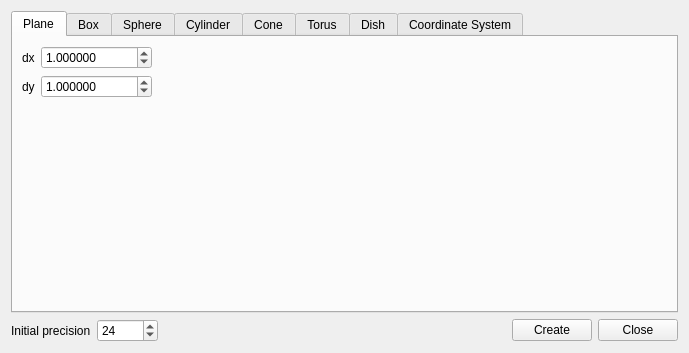
The window that qCC/ui_templates/primitiveFactoryDlg.ui (CloudCompare/CloudCompare) describes before a commit, drawn with Qt 5.
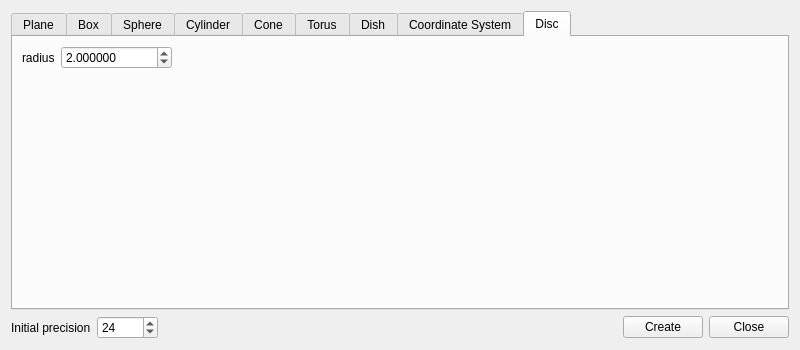
The same window after the commit. The open tabs and pages were chosen to show the change. Icons and pictures are not drawn.

Commit message: New disc primitive (by P. Leroy)

Patch:
```diff
--- a/qCC/ui_templates/primitiveFactoryDlg.ui
+++ b/qCC/ui_templates/primitiveFactoryDlg.ui
@@ -6,8 +6,8 @@
    <rect>
     <x>0</x>
     <y>0</y>
-    <width>689</width>
-    <height>353</height>
+    <width>800</width>
+    <height>350</height>
    </rect>
   </property>
   <property name="windowTitle">
@@ -973,6 +973,70 @@
        </item>
       </layout>
      </widget>
+     <widget class="QWidget" name="tab">
+      <attribute name="icon">
+       <iconset resource="../icons.qrc">
+        <normaloff>:/CC/images/dbCircle.png</normaloff>:/CC/images/dbCircle.png</iconset>
+      </attribute>
+      <attribute name="title">
+       <string>Disc</string>
+      </attribute>
+      <layout class="QGridLayout" name="gridLayout_8">
+       <item row="0" column="0">
+        <layout class="QFormLayout" name="formLayout_7">
+         <item row="0" column="0">
+          <widget class="QLabel" name="label_23">
+           <property name="text">
+            <string>radius</string>
+           </property>
+          </widget>
+         </item>
+         <item row="0" column="1">
+          <widget class="QDoubleSpinBox" name="discRadiusDoubleSpinBox">
+           <property name="decimals">
+            <number>6</number>
+           </property>
+           <property name="minimum">
+            <double>0.000001000000000</double>
+           </property>
+           <property name="maximum">
+            <double>100000000.000000000000000</double>
+           </property>
+           <property name="value">
+            <double>2.000000000000000</double>
+           </property>
+          </widget>
+         </item>
+        </layout>
+       </item>
+       <item row="0" column="1">
+        <spacer name="horizontalSpacer_7">
+         <property name="orientation">
+          <enum>Qt::Orientation::Horizontal</enum>
+         </property>
+         <property name="sizeHint" stdset="0">
+          <size>
+           <width>582</width>
+           <height>20</height>
+          </size>
+         </property>
+        </spacer>
+       </item>
+       <item row="1" column="0">
+        <spacer name="verticalSpacer_7">
+         <property name="orientation">
+          <enum>Qt::Orientation::Vertical</enum>
+         </property>
+         <property name="sizeHint" stdset="0">
+          <size>
+           <width>20</width>
+           <height>212</height>
+          </size>
+         </property>
+        </spacer>
+       </item>
+      </layout>
+     </widget>
     </widget>
    </item>
    <item>
```
Left out of the diff: 36 changed lines with no effect on the pictures. The commit also changes 20 other files.
